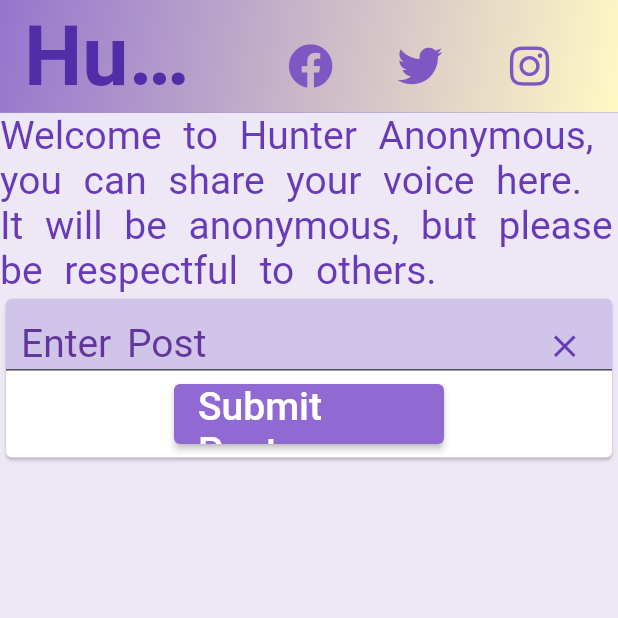
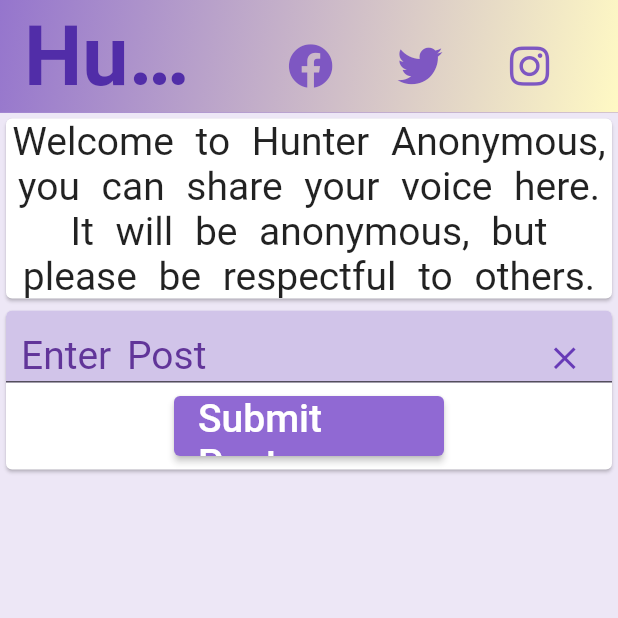
Before and after one commit to amahi2001/Hunter-Anonymous, a Flutter app: the screen it shows after launch, on a phone screen of 412 x 824 dp, the top half of it. Run offline on Flutter 3.47's test engine with Material 2 defaults, Android fonts, the phone set to English and light mode, and no system bars; drawn by our look-alikes of animated_text_kit; our stand-ins replace cloud_firestore, firebase_core, fluttericon, google_fonts; missing offline and left inert: dart:html; accounts and stored records are empty; Roboto replaces fonts that are missing (Neuton); statements that could not run were skipped.

Commit message:
got rid of animations for mobile view :(

```diff
--- a/blog/lib/pages/home.dart
+++ b/blog/lib/pages/home.dart
@@ -171,23 +171,13 @@ class _HomePageState extends State<HomePage> {
       body: ListView(
         controller: _scrollController,
         children: [
-          SizedBox(
-              child: Center(
-                  child: AnimatedTextKit(
-                      animatedTexts: [
-                ColorizeAnimatedText(
-                    'Welcome to Hunter Anonymous, you can share your voice here. It will be anonymous, but please be respectful to others.',
-                    textStyle: TextStyle(fontSize: 26, wordSpacing: 8),
-                    speed: Duration(milliseconds: 120),
-                    colors: [
-                      Colors.deepPurple,
-                      Colors.indigo,
-                      Colors.yellow,
-                      Colors.orange
-                    ]),
-              ],
-                      isRepeatingAnimation: true,
-                      repeatForever: true))), // End of welcome message.
+          Card(
+            child: Text(
+              'Welcome to Hunter Anonymous, you can share your voice here. It will be anonymous, but please be respectful to others.',
+              style: TextStyle(fontSize: 26, wordSpacing: 8,),
+              textAlign: TextAlign.center,
+            ),
+          ),
           Card(
             child: Container(
                 width: 0.98 * MediaQuery.of(context).size.width,
```
Also changed, not shown: 2 other files.
